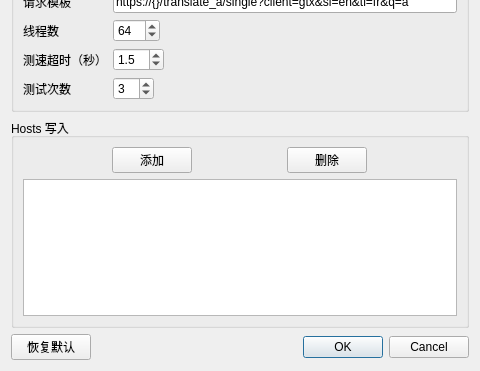
Above: dlgSettings.ui from GoodCoder666/GoogleTranslate_IPFinder before the change; both pictures show x 0 to 480 and y 203 to 574 of the 480 by 574 pixel window. Below: the same form after it.
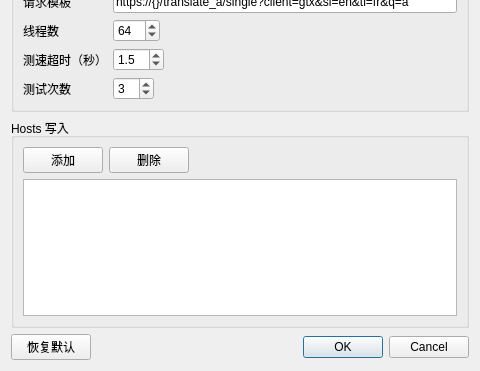
That is the form after the change.

Commit message: feat: better settings UI

The edit to the form file:
```diff
--- a/dlgSettings.ui
+++ b/dlgSettings.ui
@@ -294,6 +294,19 @@
           </property>
          </widget>
         </item>
+        <item>
+         <spacer name="hostsEditSpacer">
+          <property name="orientation">
+           <enum>Qt::Horizontal</enum>
+          </property>
+          <property name="sizeHint" stdset="0">
+           <size>
+            <width>40</width>
+            <height>20</height>
+           </size>
+          </property>
+         </spacer>
+        </item>
        </layout>
       </item>
       <item>
```
The commit also changes 1 other file.
